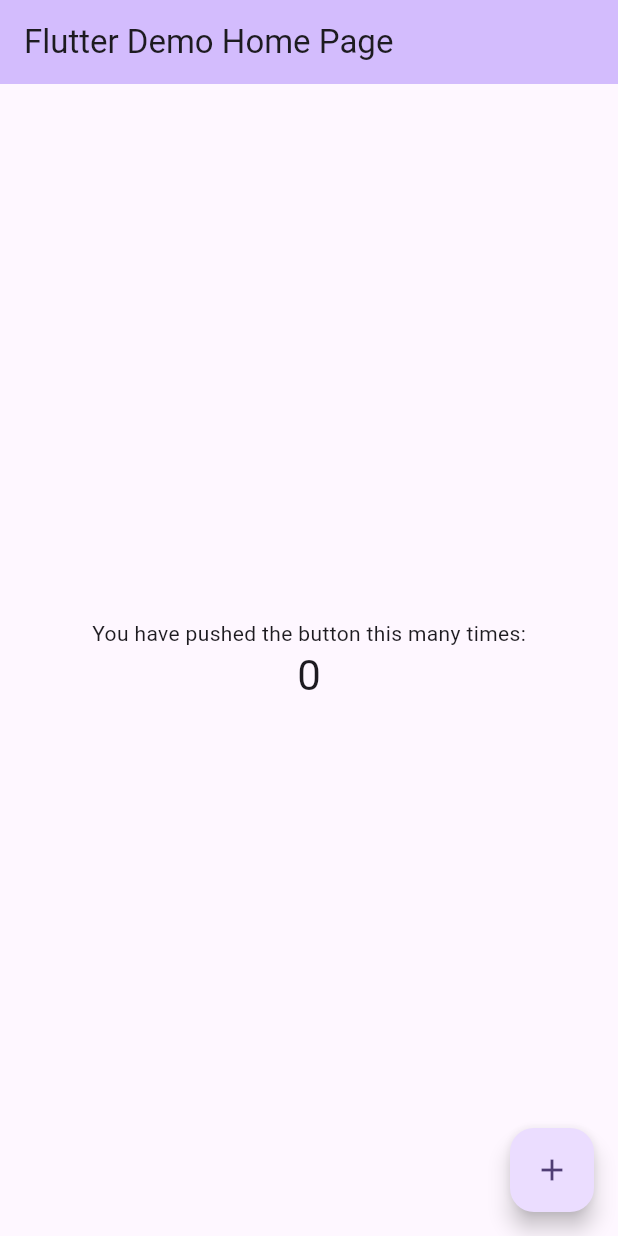
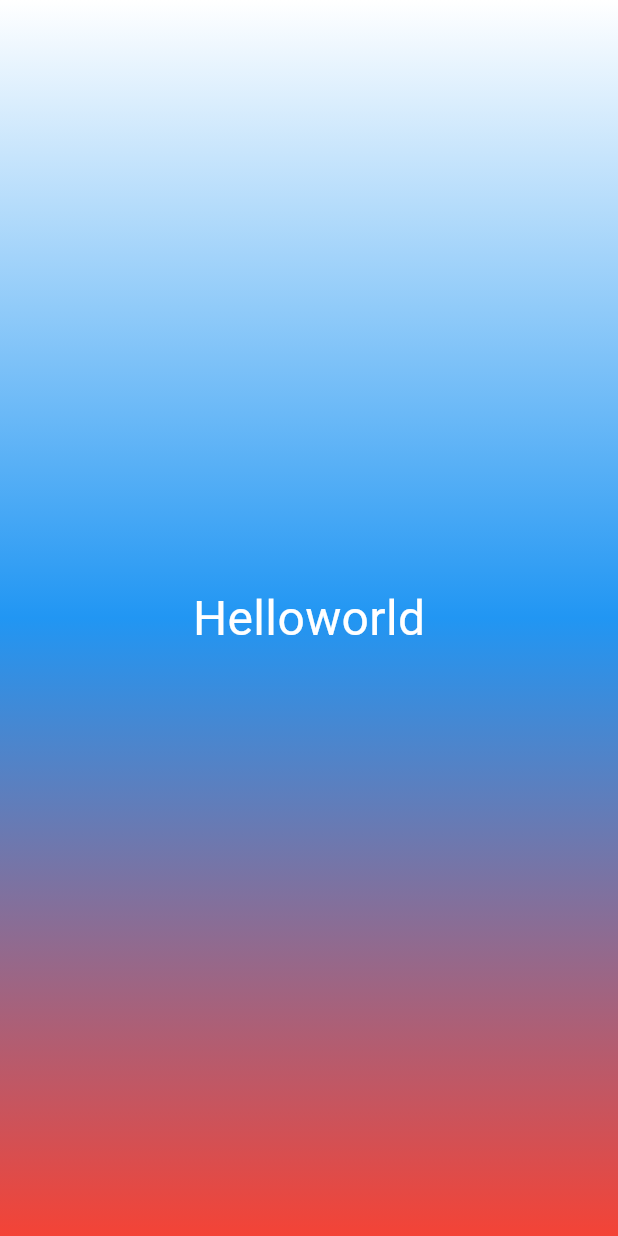
Before and after one commit to vekysek12-wq/Flutter_Widgets, a Flutter app: the screen it shows after launch, on a phone screen of 412 x 824 dp. Run offline on Flutter 3.47's test engine with Material 3 defaults, Android fonts, the phone set to English and light mode, and no system bars.

Commit message:
Create basic UI with gradient background and styled text

```diff
--- a/lib/main.dart
+++ b/lib/main.dart
@@ -1,122 +1,31 @@
 import 'package:flutter/material.dart';
 
-void main() {
-  runApp(const MyApp());
+void main(){
+  runApp(MaterialApp(
+    debugShowCheckedModeBanner: false,
+    home: (Scaffold(
+      body: Container(
+        decoration: BoxDecoration(
+          gradient: LinearGradient(
+            colors: [
+              Colors.white,
+              Colors.blue,
+              Colors.red,
+             ],
+             begin: Alignment.topCenter,
+             end: Alignment.bottomCenter,
+          ), // LinearGradient
+        ), // BoxDecoration
+        child: Center(
+          child: Text("Helloworld",
+          style: TextStyle(
+            color: Colors.white,
+            fontSize: 32,
+          ),
+          ),
+          ),
+        ),
+      )),
+    ),
+  );
 }
-
-class MyApp extends StatelessWidget {
-  const MyApp({super.key});
-
-  // This widget is the root of your application.
-  @override
-  Widget build(BuildContext context) {
-    return MaterialApp(
-      title: 'Flutter Demo',
-      theme: ThemeData(
-        // This is the theme of your application.
-        //
-        // TRY THIS: Try running your application with "flutter run". You'll see
-        // the application has a purple toolbar. Then, without quitting the app,
-        // try changing the seedColor in the colorScheme below to Colors.green
-        // and then invoke "hot reload" (save your changes or press the "hot
-        // reload" button in a Flutter-supported IDE, or press "r" if you used
-        // the command line to start the app).
-        //
-        // Notice that the counter didn't reset back to zero; the application
-        // state is not lost during the reload. To reset the state, use hot
-        // restart instead.
-        //
-        // This works for code too, not just values: Most code changes can be
-        // tested with just a hot reload.
-        colorScheme: .fromSeed(seedColor: Colors.deepPurple),
-      ),
-      home: const MyHomePage(title: 'Flutter Demo Home Page'),
-    );
-  }
-}
-
-class MyHomePage extends StatefulWidget {
-  const MyHomePage({super.key, required this.title});
-
-  // This widget is the home page of your application. It is stateful, meaning
-  // that it has a State object (defined below) that contains fields that affect
-  // how it looks.
-
-  // This class is the configuration for the state. It holds the values (in this
-  // case the title) provided by the parent (in this case the App widget) and
-  // used by the build method of the State. Fields in a Widget subclass are
-  // always marked "final".
-
-  final String title;
-
-  @override
-  State<MyHomePage> createState() => _MyHomePageState();
-}
-
-class _MyHomePageState extends State<MyHomePage> {
-  int _counter = 0;
-
-  void _incrementCounter() {
-    setState(() {
-      // This call to setState tells the Flutter framework that something has
-      // changed in this State, which causes it to rerun the build method below
-      // so that the display can reflect the updated values. If we changed
-      // _counter without calling setState(), then the build method would not be
-      // called again, and so nothing would appear to happen.
-      _counter++;
-    });
-  }
-
-  @override
-  Widget build(BuildContext context) {
-    // This method is rerun every time setState is called, for instance as done
-    // by the _incrementCounter method above.
-    //
-    // The Flutter framework has been optimized to make rerunning build methods
-    // fast, so that you can just rebuild anything that needs updating rather
-    // than having to individually change instances of widgets.
-    return Scaffold(
-      appBar: AppBar(
-        // TRY THIS: Try changing the color here to a specific color (to
-        // Colors.amber, perhaps?) and trigger a hot reload to see the AppBar
-        // change color while the other colors stay the same.
-        backgroundColor: Theme.of(context).colorScheme.inversePrimary,
-        // Here we take the value from the MyHomePage object that was created by
-        // the App.build method, and use it to set our appbar title.
-        title: Text(widget.title),
-      ),
-      body: Center(
-        // Center is a layout widget. It takes a single child and positions it
-        // in the middle of the parent.
-        child: Column(
-          // Column is also a layout widget. It takes a list of children and
-          // arranges them vertically. By default, it sizes itself to fit its
-          // children horizontally, and tries to be as tall as its parent.
-          //
-          // Column has various properties to control how it sizes itself and
-          // how it positions its children. Here we use mainAxisAlignment to
-          // center the children vertically; the main axis here is the vertical
-          // axis because Columns are vertical (the cross axis would be
-          // horizontal).
-          //
-          // TRY THIS: Invoke "debug painting" (choose the "Toggle Debug Paint"
-          // action in the IDE, or press "p" in the console), to see the
-          // wireframe for each widget.
-          mainAxisAlignment: .center,
-          children: [
-            const Text('You have pushed the button this many times:'),
-            Text(
-              '$_counter',
-              style: Theme.of(context).textTheme.headlineMedium,
-            ),
-          ],
-        ),
-      ),
-      floatingActionButton: FloatingActionButton(
-        onPressed: _incrementCounter,
-        tooltip: 'Increment',
-        child: const Icon(Icons.add),
-      ),
-    );
-  }
-}
```
Also changed, not shown: img/step1_Stash.png (added), img/step2_Stash.png (added), 1 other file.
